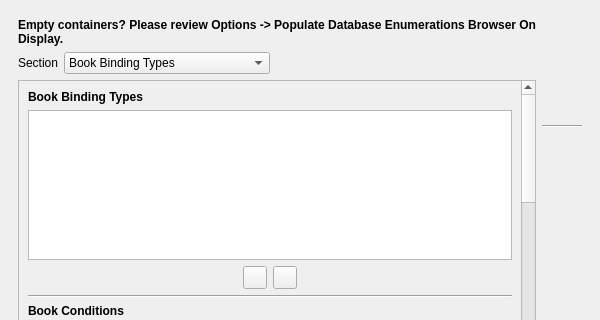
First picture: the form in UI/biblioteq_dbenumerations.ui, repository textbrowser/biblioteq, before the edit; both pictures show x 0 to 600 and y 0 to 320 of the 600 by 700 pixel window.
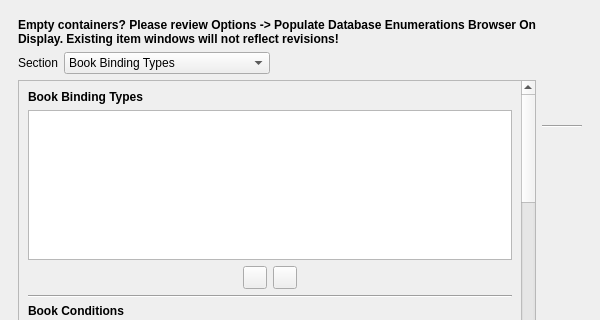
Second picture: the form after the edit. Icons and pictures are not drawn.

Diff of the .ui file:
```diff
--- a/UI/biblioteq_dbenumerations.ui
+++ b/UI/biblioteq_dbenumerations.ui
@@ -31,7 +31,7 @@
           </font>
          </property>
          <property name="text">
-          <string>Empty containers? Please review Options -&gt; Populate Database Enumerations Browser On Display.</string>
+          <string>&lt;html&gt;&lt;head/&gt;&lt;body&gt;&lt;p&gt;Empty containers? Please review Options -&amp;gt; Populate Database Enumerations Browser On Display. Existing item windows will not reflect revisions!&lt;/p&gt;&lt;/body&gt;&lt;/html&gt;</string>
          </property>
          <property name="wordWrap">
           <bool>true</bool>
```
